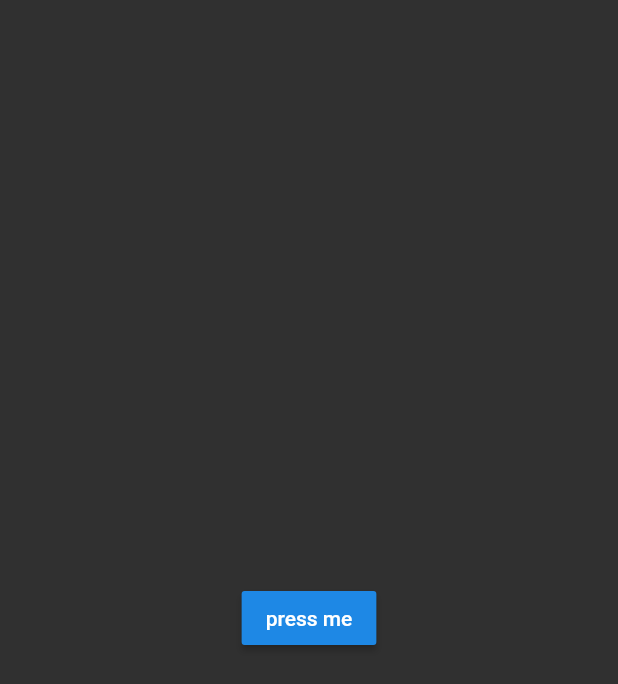
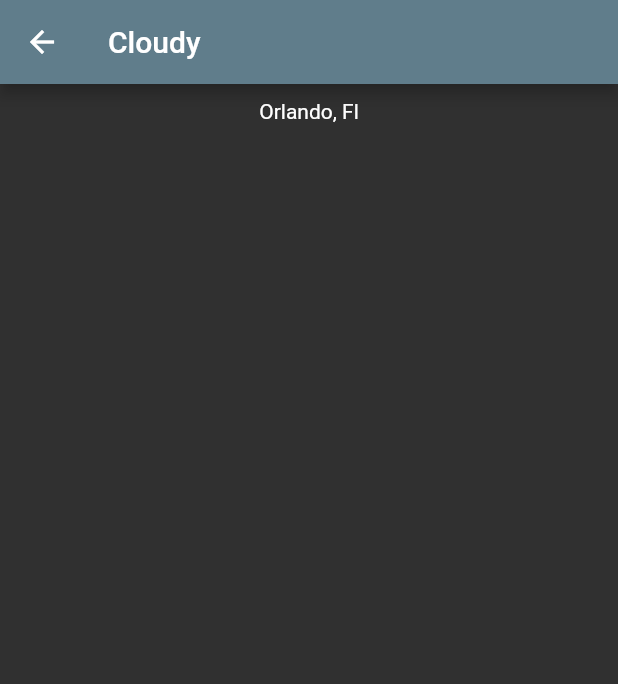
Before and after one commit to APherwani/Cloudy, a Flutter app: the Screen screen opened directly, on a phone screen of 412 x 824 dp. Shown: the top 684 px of the screen. Run offline on Flutter 3.47's test engine with Material 2 defaults, Android fonts, the light colour scheme and no system bars; our stand-ins replace flutter_spinkit, geolocator.

Commit message:
added a temp main file to test the screen page. will merge the two after

```diff
--- a/lib/main.dart
+++ b/lib/main.dart
@@ -1,8 +1,5 @@
 // Written by Elbert Tse and Arjun Pherwani for KnightHacks 2020
 
-// ADD LOCATION PERMISSION STUFF TO ANDROID AND IOS FOLDERS
-
-import 'package:cloudy/splash.dart';
 import 'package:flutter/material.dart';
 import 'package:cloudy/weather.dart';
 
--- a/lib/screen.dart
+++ b/lib/screen.dart
@@ -9,16 +9,23 @@ class _ScreenState extends State<Screen> {
   @override
   Widget build(BuildContext context) {
     return Scaffold(
-      body: Center(
-        child: Column(
-          mainAxisAlignment: MainAxisAlignment.center,
-          children: [
-            RaisedButton(
-              child: Text('press me'),
-              onPressed: (){
-              Navigator.pop(context);
-            })
-          ],
+      appBar: AppBar(
+        title: Text('Cloudy'),
+        backgroundColor: Colors.blueGrey,
+      ),
+      body: SafeArea(
+              child: Center(
+          child: Column(
+            crossAxisAlignment: CrossAxisAlignment.center,
+            children: [
+              Expanded(
+                child: Container(
+                  padding: EdgeInsets.all(10),
+                  child: Text('Orlando, Fl'),
+                ),
+              ),
+            ],
+          ),
         ),
       ),
     );
--- /dev/null
+++ b/lib/tmpmain.dart
@@ -0,0 +1,20 @@
+import 'package:cloudy/splash.dart';
+import 'package:flutter/material.dart';
+
+void main()
+{
+  runApp(MyApp());
+}
+
+class MyApp extends StatelessWidget {
+  @override
+  Widget build(BuildContext context) {
+    return MaterialApp(
+      theme: ThemeData.dark(),
+      title: 'Cloudy',
+      home: Scaffold(
+        body: SplashPage(),
+      ),
+    );
+  }
+}
--- a/lib/weather.dart
+++ b/lib/weather.dart
@@ -1,5 +1,3 @@
-import 'dart:convert';
-
 import 'package:cloudy/location.dart';
 import 'package:http/http.dart';
 import 'dart:convert';
```
